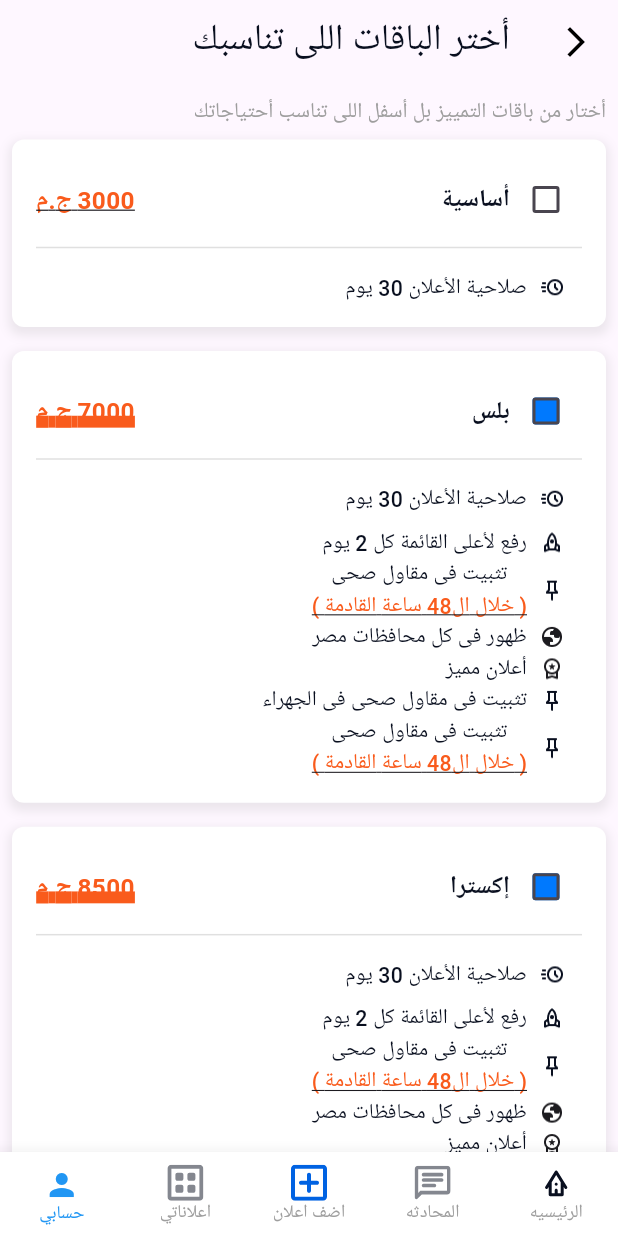
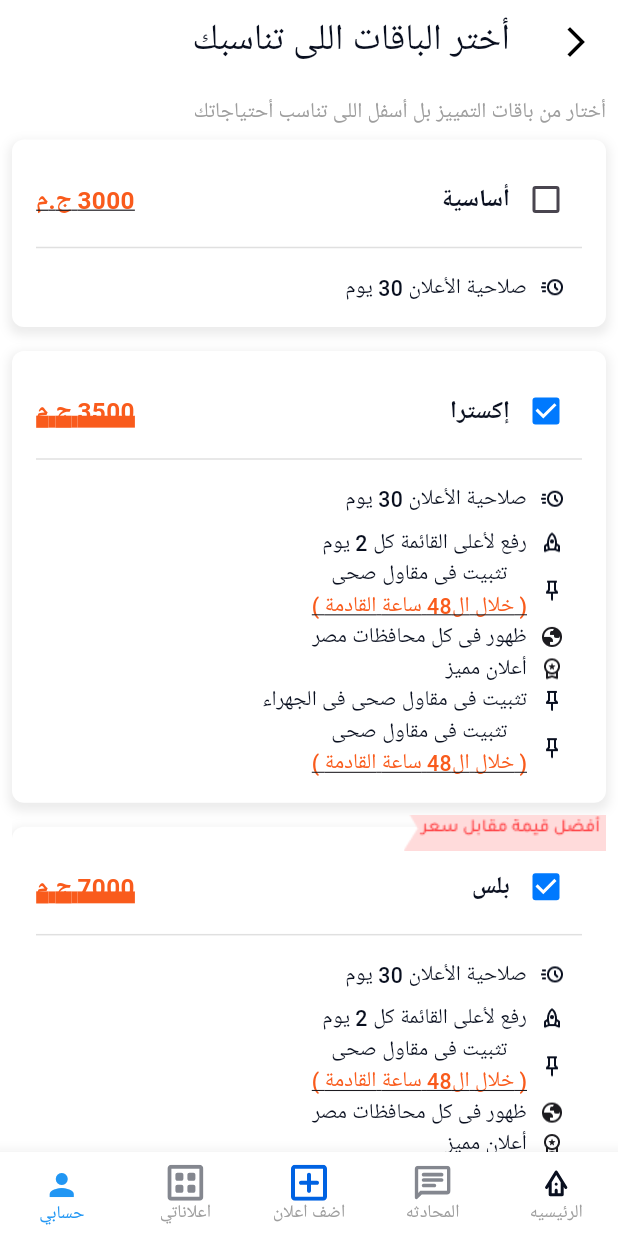
Before and after one commit to Ahmed4r/task, a Flutter app: the screen it shows after launch, item 5 of the bottom bar chosen, on a phone screen of 412 x 824 dp. Run offline on Flutter 3.47's test engine with Material 3 defaults, Android fonts, the phone set to English and light mode, and no system bars; our stand-ins replace flutter_screenutil, flutter_svg, google_fonts; Roboto replaces fonts that are missing (Tajawal).

Commit message:
feat: Add new images for plan offers and update plan selection UI

```diff
--- a/lib/main.dart
+++ b/lib/main.dart
@@ -35,6 +35,7 @@ class TaskApp extends StatelessWidget {
           theme: ThemeData(
             splashColor: Colors.transparent,
             highlightColor: Colors.transparent,
+            scaffoldBackgroundColor: Color(0xffffffff),
             appBarTheme: AppBarTheme(
               scrolledUnderElevation: 0,
               backgroundColor: Colors.transparent,
--- a/lib/screens/homepage.dart
+++ b/lib/screens/homepage.dart
@@ -81,6 +81,7 @@ class _HomepageState extends State<Homepage> {
                 buildFreeShippingBanner(),
                 SizedBox(height: 5.h),
                 buildProdcutList(products),
+                Text('data'),
               ],
             ),
           ),
--- a/lib/screens/plan_selected.dart
+++ b/lib/screens/plan_selected.dart
@@ -13,16 +13,6 @@ class PlanSelected extends StatefulWidget {
 }
 
 class _PlanSelectedState extends State<PlanSelected> {
-  bool standardPlan = false;
-
-  bool plusPlan = false;
-
-  bool extraPlan = false;
-
-  bool superPlan = false;
-
-  bool isSelected = false;
-
   @override
   Widget build(BuildContext context) {
     return Scaffold(
@@ -43,9 +33,27 @@ class _PlanSelectedState extends State<PlanSelected> {
                 'صلاحية الأعلان 30 يوم',
                 '3000 ج.م',
               ),
-              buildPlusPlan(),
               buildExtraPlan(),
-              buildSuperPlan(),
+              Stack(
+                children: [
+                  buildPlusPlan(),
+                  Positioned(
+                    right: 0,
+                    top: -7,
+                    child: Image.asset('assets/images/Plan Offer Badge.png'),
+                  ),
+                ],
+              ),
+              Stack(
+                children: [
+                  buildSuperPlan(),
+                  Positioned(
+                    right: 0,
+                    top: -3,
+                    child: Image.asset('assets/images/super_high_view.png'),
+                  ),
+                ],
+              ),
               buildCustomPlan(),
               CustomeButton(
                 title: 'التالى',
@@ -53,7 +61,6 @@ class _PlanSelectedState extends State<PlanSelected> {
                 icon: Icons.arrow_forward_rounded,
               ),
 
-              // superior plan
             ],
           ),
         ),
@@ -140,10 +147,8 @@ Widget buildPlanItem(String title, List<Widget> row, String price) {
         Row(
           children: [
             Checkbox(
-              value: false,
-              onChanged: (value) {
-
-              },
+              value: true,
+              onChanged: (value) {},
               checkColor: Colors.white,
               fillColor: WidgetStatePropertyAll(AppColors.blue),
             ),
@@ -184,12 +189,7 @@ Widget buildPlanRow(String image, String title, {String subtitle = ''}) {
             overflow: TextOverflow.ellipsis,
           ),
           if (subtitle.isNotEmpty)
-            Text(
-              subtitle,
-              style: TextStyles.orange14weight500,
-              maxLines: 1,
-
-            ),
+            Text(subtitle, style: TextStyles.orange14weight500, maxLines: 1),
         ],
       ),
     ],
@@ -241,7 +241,7 @@ Widget buildExtraPlan() {
           'تثبيت فى مقاول صحى',
           subtitle: '( خلال ال48 ساعة القادمة )',
         ),
-      ], '8500 ج.م'),
+      ], '3500 ج.م'),
     ],
   );
 }
```
Also changed, not shown: assets/images/Plan Offer Badge.png (added), assets/images/super_high_view.png (added).
